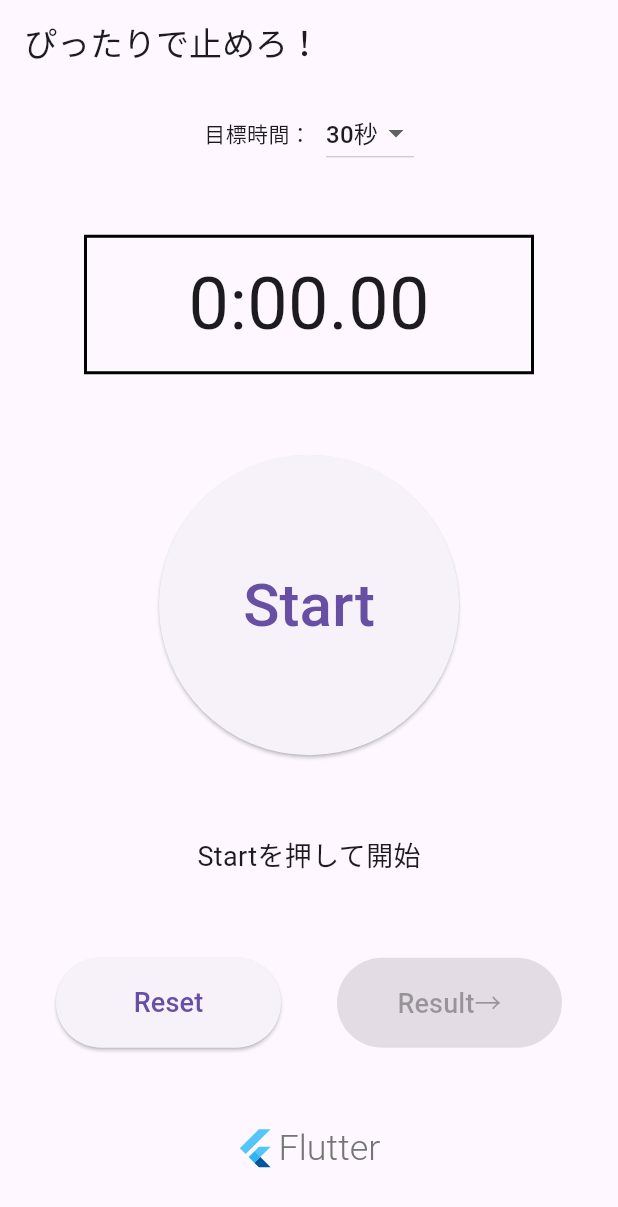
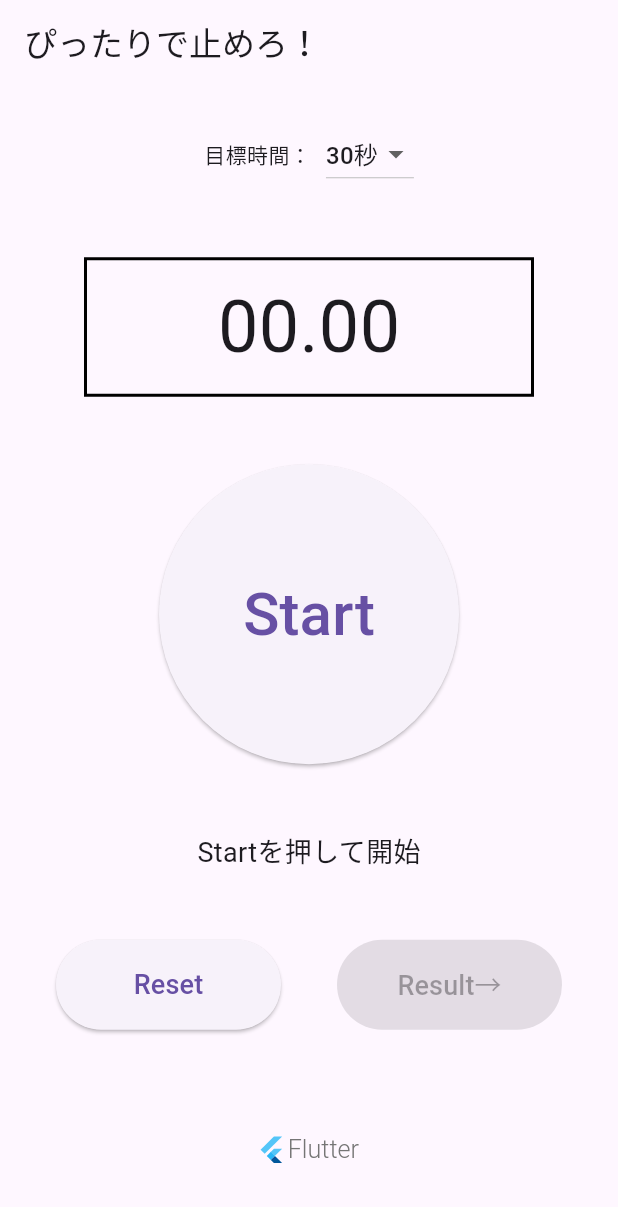
Before and after one commit to Hikarinrin7/Stop-in-exactly-30-seconds-app, a Flutter app: the screen it shows after launch, after a tap on "Start", after a tap on "Reset", on a phone screen of 412 x 824 dp. Shown: the top 1207 px of the screen. Run offline on Flutter 3.47's test engine with Material 3 defaults, Android fonts, the phone set to English and light mode, and no system bars.

Commit message:
add comments

```diff
--- a/lib/screens/result.dart
+++ b/lib/screens/result.dart
@@ -4,12 +4,14 @@ class ResultScreen extends StatelessWidget {
   final double elapsedTime;
   final double goalTime;
 
+  // elapsedTime（経過時間）とgoalTime（目標時間）を受け取る
   ResultScreen({required this.elapsedTime, required this.goalTime});
 
   @override
   Widget build(BuildContext context) {
+    // 目標時間との差differenceを定義
     double difference = elapsedTime - goalTime;
-
+    // 評価コメントresultTextを定義。abs()は絶対値
     String resultText = '';
     if (difference.abs() <= 0.1) {
       resultText = '天才！！！';
@@ -20,18 +22,18 @@ class ResultScreen extends StatelessWidget {
     } else {
       resultText += 'もっと頑張ろう';
     }
-
+    // 目標との差は、+-をつけて表示するdifferenceTextに
     String differenceText = difference >= 0
         ? '+${difference.toStringAsFixed(2)}'
         : '${difference.toStringAsFixed(2)}';
-
+    // 目標との差の表示欄である円の色circleColorを場合分け
     Color circleColor = difference >= 0 ? Colors.red : Colors.blue;
     if (difference.abs() <= 0.1) {
       circleColor = Colors.pink;
     } else if (difference.abs() < 1.0) {
       circleColor = Colors.orange;
     } else if (difference.abs() > 4.0) {
-      circleColor = Colors.grey; // 誤差が4秒以上の場合、灰色に変更
+      circleColor = Colors.grey;
     }
 
     return Scaffold(
@@ -44,11 +46,13 @@ class ResultScreen extends StatelessWidget {
           children: [
             Text(
               '目標時間: ${goalTime.toStringAsFixed(2)}秒',
+              // 小数点以下二桁に丸めるtoStringAsFixed
               style: TextStyle(fontSize: 24.0),
             ),
             SizedBox(height: 20.0),
             Text(
               'あなたの記録: ${elapsedTime.toStringAsFixed(2)}秒',
+              // 小数点以下二桁に丸めるtoStringAsFixed
               style: TextStyle(fontSize: 24.0),
             ),
             SizedBox(height: 20.0),
--- a/lib/screens/timer.dart
+++ b/lib/screens/timer.dart
@@ -1,7 +1,7 @@
+import 'dart:async';
 import 'dart:ui';
 import 'package:flutter/material.dart';
 import 'result.dart';
-import 'dart:async';
 
 void main() {
   runApp(MyApp());
@@ -22,65 +22,94 @@ class TimerScreen extends StatefulWidget {
 }
 
 class _TimerScreenState extends State<TimerScreen> {
+  // Stopwatchオブジェクトの宣言・タイマーの実行状態を保持する変数_isRunningの定義
+  // late：変数が後で初期化されることを示す。
   late Stopwatch _stopwatch;
-  late Timer _timer;
   bool _isRunning = false;
 
-  // 目標時間の設定リスト
+  //目標時間の設定リストgoalTimes
+  //初期値30秒
   List<int> goalTimes = [10, 20, 30, 60];
-  int selectedGoalTimeIndex = 2; // 初期選択は30秒
+  int selectedGoalTimeIndex = 2;
 
+  // ドロップダウンメニューに使うリスト作成（
+  List<DropdownMenuItem<int>> buildDropdownMenuItems() {
+    return goalTimes.map((time) {
+      return DropdownMenuItem<int>(
+        child: Text('$time秒'),
+        value: goalTimes.indexOf(time),
+      );
+    }).toList();
+  }
+
+  // initState()：State オブジェクトがウィジェットツリーに追加されたときに呼び出される
+  // ストップウォッチの初期化
   @override
   void initState() {
     super.initState();
     _stopwatch = Stopwatch();
   }
 
+  // タイマーが経過時間を定期的に更新する
   void _startStopwatch() {
-    // タイマーが経過時間を定期的に更新する
-    _timer = Timer.periodic(Duration(milliseconds: 10), (Timer timer) {
+    const duration = Duration(milliseconds: 10);
+
+    void updateUI(Timer timer) {
       if (_stopwatch.isRunning) {
         setState(() {});
       }
-    });
     }
 
+    Timer.periodic(duration, updateUI);
+  }
+
+  // ストップウォッチの経過時間を表示する文字列に変換
+  // ~/は整数除算を意味し、小数点以下を切り捨てるらしい
+  // 2567ミリ秒なら、567→56
+  String formatStopwatchTime() {
+    final int decimalSeconds = _stopwatch.elapsed.inMilliseconds % 1000 ~/ 10;
+    final int seconds = (_stopwatch.elapsedMilliseconds ~/ 1000) % 100;
+
+    return '${seconds.toString().padLeft(2, '0')}.${decimalSeconds.toString().padLeft(2, '0')}';
+  }
+
+  // ストップウォッチの開始/停止を切り替える_toggleStopwatch
   void _toggleStopwatch() {
-    // ストップウォッチの開始/停止を切り替える
+    setState(() {
       if (_stopwatch.isRunning) {
         _stopwatch.stop();
-      _timer.cancel();
       } else {
         _stopwatch.start();
         _startStopwatch();
       }
       _isRunning = !_isRunning;
+    });
   }
 
+  // ストップウォッチをリセットする_resetStopwatch
   void _resetStopwatch() {
-    // ストップウォッチをリセットする
-    if (_stopwatch.isRunning) {
-      _stopwatch.stop();
-      _timer.cancel();
-    }
-    _stopwatch.reset();
-    setState(() {});
+    setState(() {
+      _stopwatch
+        ..stop()
+        ..reset();
       _isRunning = false;
+    });
   }
 
+  // 結果画面に遷移する_navigateToResultScreen
+  // elapsedTime（経過時間）とgoalTime（目標時間）を渡す
   void _navigateToResultScreen() {
-    // 経過時間が0秒以上の場合に ResultScreen に遷移する
-    if (_stopwatch.elapsed.inSeconds > 0) {
     Navigator.push(
       context,
       MaterialPageRoute(
-          builder: (context) => ResultScreen(
+        builder: (context) {
+          return ResultScreen(
             elapsedTime: _stopwatch.elapsed.inMilliseconds.toDouble() / 1000,
             goalTime: goalTimes[selectedGoalTimeIndex].toDouble(),
-          ),
+          );
+        },
       ),
     );
-    }
   }
 
   @override
@@ -93,6 +122,7 @@ class _TimerScreenState extends State<TimerScreen> {
         crossAxisAlignment: CrossAxisAlignment.center,
         mainAxisAlignment: MainAxisAlignment.spaceAround,
         children: [
+          // 目標時間設定
           Row(
             mainAxisAlignment: MainAxisAlignment.center,
             children: [
@@ -100,14 +130,8 @@ class _TimerScreenState extends State<TimerScreen> {
               SizedBox(width: 10.0),
               DropdownButton<int>(
                 value: selectedGoalTimeIndex,
-                items: goalTimes
-                    .map((time) => DropdownMenuItem<int>(
-                          child: Text('$time秒'),
-                          value: goalTimes.indexOf(time),
-                        ))
-                    .toList(),
+                items: buildDropdownMenuItems(),
                 onChanged: (index) {
-                  // 選択された目標時間のインデックスを更新
                   setState(() {
                     selectedGoalTimeIndex = index!;
                   });
@@ -115,7 +139,7 @@ class _TimerScreenState extends State<TimerScreen> {
               ),
             ],
           ),
-          SizedBox(height: 10.0),
+          // 経過時間表示欄
           Container(
             width: 300.0,
             padding: EdgeInsets.all(10.0),
@@ -127,12 +151,12 @@ class _TimerScreenState extends State<TimerScreen> {
                 _stopwatch.elapsed.inSeconds >= 4 ? '？' : formatStopwatchTime(),
                 style: TextStyle(
                   fontSize: 48.0,
-                  fontFeatures: [FontFeature.tabularFigures()], // ぶれないように
+                  fontFeatures: [FontFeature.tabularFigures()], // 等幅フォント
                 ),
               ),
             ),
           ),
-          SizedBox(height: 20.0),
+          // スタート・ストップボタン
           Container(
             width: 200.0,
             height: 200.0,
@@ -144,7 +168,7 @@ class _TimerScreenState extends State<TimerScreen> {
               ),
             ),
           ),
-          SizedBox(height: 20.0),
+          // 案内テキスト
           Text(
             _isRunning
                 ? '測定中...'
@@ -153,10 +177,11 @@ class _TimerScreenState extends State<TimerScreen> {
                     : '結果を確認してみましょう！',
             style: TextStyle(fontSize: 18.0),
           ),
-          SizedBox(height: 20.0),
+          // リセットボタンと結果画面遷移ボタン
           Row(
             mainAxisAlignment: MainAxisAlignment.spaceEvenly,
             children: [
+              // リセットボタン
               ElevatedButton(
                 onPressed: _resetStopwatch,
                 child: Text(
@@ -167,6 +192,7 @@ class _TimerScreenState extends State<TimerScreen> {
                   minimumSize: Size(150.0, 60.0),
                 ),
               ),
+              // 結果画面遷移ボタン
               ElevatedButton(
                 onPressed: _stopwatch.elapsed.inSeconds == 0
                     ? null
@@ -184,21 +210,11 @@ class _TimerScreenState extends State<TimerScreen> {
             ],
           ),
           FlutterLogo(
-            size: 100,
+            size: 70,
             style: FlutterLogoStyle.horizontal,
           )
         ],
       ),
     );
   }
-
-  String formatStopwatchTime() {
-    // ストップウォッチの経過時間をフォーマットして返す
-    final int decimalSeconds =
-        ((_stopwatch.elapsedMilliseconds / 10) % 100).truncate();
-    final int seconds = (_stopwatch.elapsedMilliseconds ~/ 1000) % 60;
-    final int minutes = (_stopwatch.elapsedMilliseconds ~/ 60000) % 60;
-
-    return '$minutes:${seconds.toString().padLeft(2, '0')}.${decimalSeconds.toString().padLeft(2, '0')}';
 }
-}
```
Lines whose indentation alone changed are shown as unchanged.
